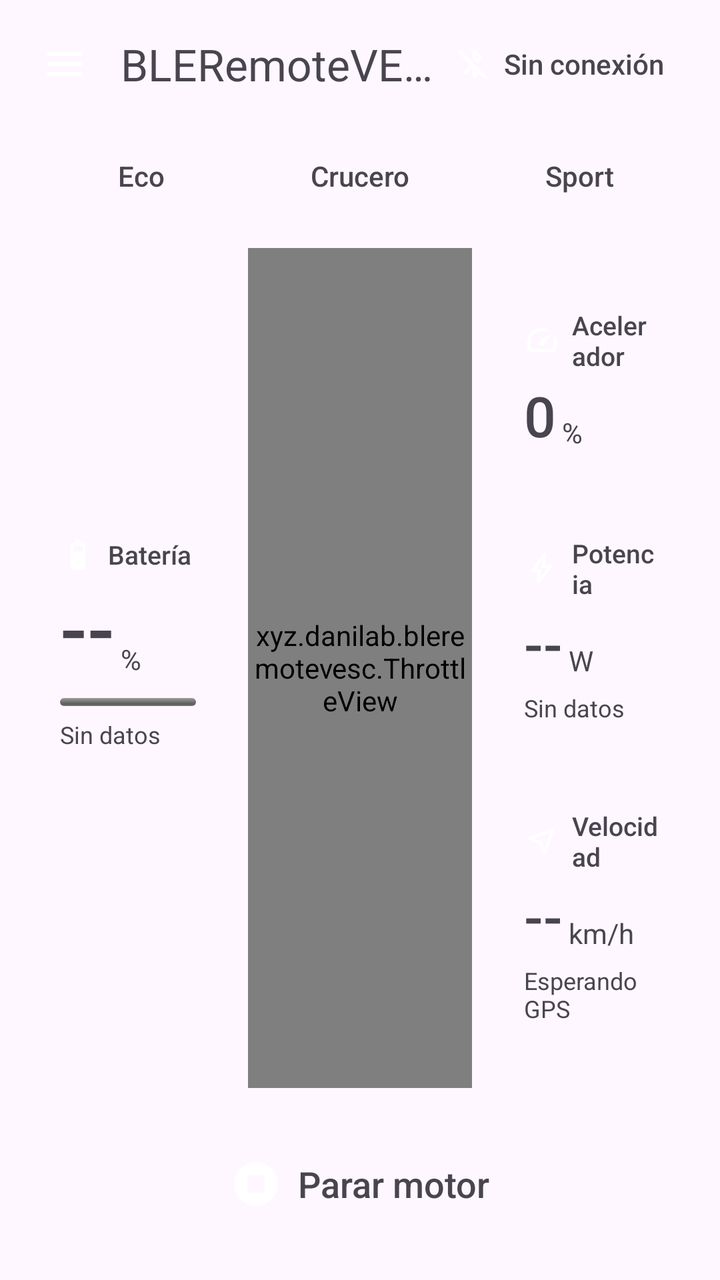
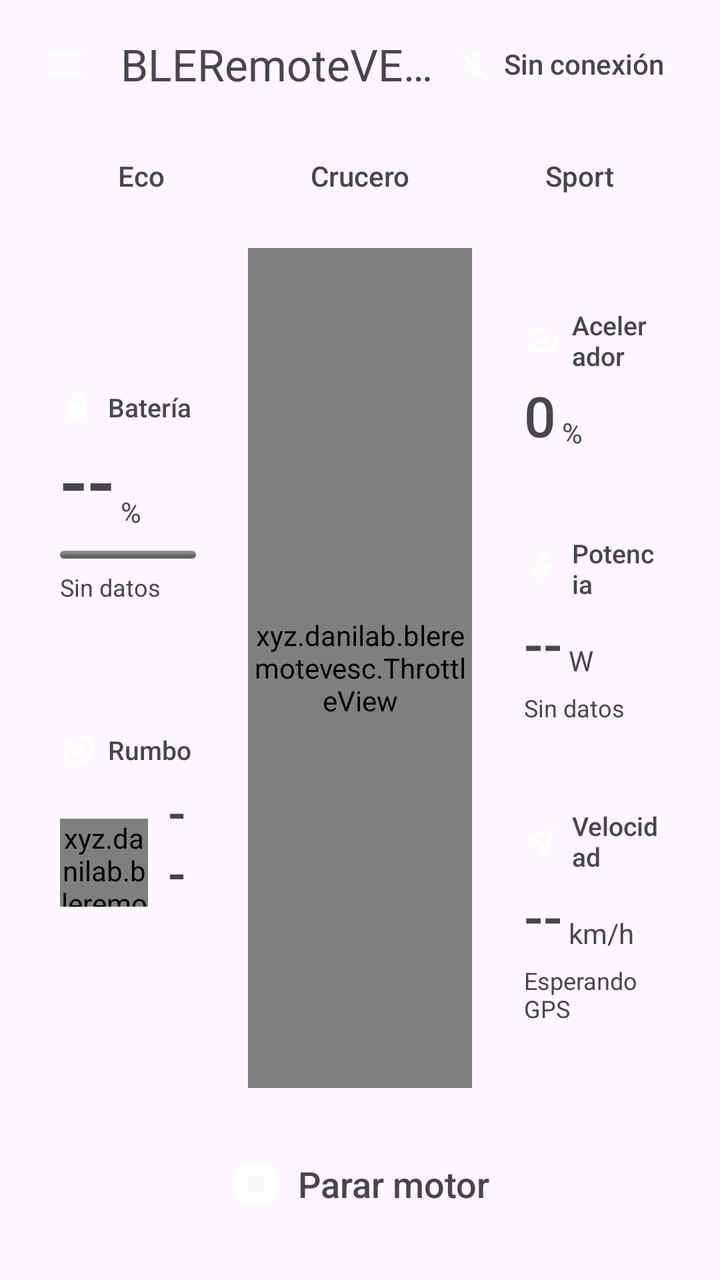

An Android layout rendered at two revisions. The XML below is the earlier revision; the diff shows what the commit changed to produce the second picture.
<!-- AndroidManifest.xml: application theme Theme.BLERemoteVESC -->
<!-- res/layout/activity_main.xml -->
<?xml version="1.0" encoding="utf-8"?>
<androidx.drawerlayout.widget.DrawerLayout
    xmlns:android="http://schemas.android.com/apk/res/android"
    xmlns:app="http://schemas.android.com/apk/res-auto"
    android:id="@+id/drawer"
    android:layout_width="match_parent"
    android:layout_height="match_parent">

    
    <LinearLayout
        android:id="@+id/root"
        android:layout_width="match_parent"
        android:layout_height="match_parent"
        android:orientation="vertical"
        android:paddingHorizontal="16dp">

        
        <LinearLayout android:layout_width="match_parent" android:layout_height="64dp"
            android:gravity="center_vertical" android:orientation="horizontal">
            <FrameLayout android:layout_width="48dp" android:layout_height="48dp" android:layout_marginStart="-8dp">
                <ImageView android:id="@+id/btnMenu" android:layout_width="48dp" android:layout_height="48dp"
                    android:contentDescription="Menú" android:padding="12dp" android:src="@drawable/ic_menu" />
                <View android:id="@+id/dotUpd" android:layout_width="8dp" android:layout_height="8dp"
                    android:layout_gravity="top|end" android:layout_margin="10dp" android:visibility="gone" />
            </FrameLayout>
            <TextView android:id="@+id/txtTitulo" android:layout_width="0dp" android:layout_height="wrap_content"
                android:layout_marginStart="4dp" android:layout_weight="1" android:ellipsize="end" android:maxLines="1"
                android:text="BLERemoteVESC" android:textSize="22sp" />
            <LinearLayout android:id="@+id/chipLink" android:layout_width="wrap_content" android:layout_height="32dp"
                android:gravity="center_vertical" android:orientation="horizontal" android:paddingStart="8dp" android:paddingEnd="12dp">
                <ImageView android:id="@+id/icLink" android:layout_width="18dp" android:layout_height="18dp"
                    android:layout_marginEnd="6dp" android:src="@drawable/ic_bt_off" android:importantForAccessibility="no" />
                <TextView android:id="@+id/txtLink" android:layout_width="wrap_content" android:layout_height="wrap_content"
                    android:text="Sin conexión" android:textSize="14sp" android:fontFamily="sans-serif-medium" />
            </LinearLayout>
        </LinearLayout>

        
        <LinearLayout android:id="@+id/modosPot" style="@style/Seg" android:layout_marginTop="4dp" android:layout_marginBottom="16dp">
            <TextView android:id="@+id/mpEco" style="@style/SegBtn" android:text="Eco" />
            <View android:id="@+id/mpDiv1" android:layout_width="1dp" android:layout_height="match_parent" />
            <TextView android:id="@+id/mpCrucero" style="@style/SegBtn" android:text="Crucero" />
            <View android:id="@+id/mpDiv2" android:layout_width="1dp" android:layout_height="match_parent" />
            <TextView android:id="@+id/mpSport" style="@style/SegBtn" android:text="Sport" />
        </LinearLayout>

        
        <LinearLayout android:layout_width="match_parent" android:layout_height="0dp" android:layout_weight="1"
            android:orientation="horizontal" android:paddingBottom="16dp">

            <LinearLayout android:layout_width="0dp" android:layout_height="match_parent" android:layout_weight="1"
                android:gravity="center_vertical" android:orientation="vertical">
                <LinearLayout android:id="@+id/cardBat" style="@style/Card">
                    <LinearLayout android:layout_width="match_parent" android:layout_height="wrap_content" android:gravity="center_vertical" android:orientation="horizontal">
                        <ImageView android:id="@+id/icBat" android:layout_width="18dp" android:layout_height="18dp" android:layout_marginEnd="6dp" android:src="@drawable/ic_battery" android:importantForAccessibility="no" />
                        <TextView android:id="@+id/lblBat" style="@style/CardLbl" android:text="Batería" />
                    </LinearLayout>
                    <LinearLayout android:layout_width="wrap_content" android:layout_height="wrap_content" android:orientation="horizontal">
                        <TextView android:id="@+id/txtBat" style="@style/Num" android:text="--" android:textSize="40sp" />
                        <TextView android:id="@+id/uBat" style="@style/Unit" android:text="%" />
                    </LinearLayout>
                    <ProgressBar android:id="@+id/barBat" style="@android:style/Widget.ProgressBar.Horizontal"
                        android:layout_width="match_parent" android:layout_height="4dp" android:layout_marginTop="10dp"
                        android:max="100" android:progress="0" />
                    <TextView android:id="@+id/txtVolt" style="@style/Sup" android:text="Sin datos" />
                    <TextView android:id="@+id/txtAutonomia" style="@style/Sup" android:text="" />
                </LinearLayout>
            </LinearLayout>

            <xyz.danilab.bleremotevesc.ThrottleView
                android:id="@+id/throttle"
                android:layout_width="112dp"
                android:layout_height="match_parent"
                android:layout_marginHorizontal="12dp" />

            <LinearLayout android:layout_width="0dp" android:layout_height="match_parent" android:layout_weight="1"
                android:gravity="center_vertical" android:orientation="vertical">
                <LinearLayout android:id="@+id/cardCmd" style="@style/Card">
                    <LinearLayout android:layout_width="match_parent" android:layout_height="wrap_content" android:gravity="center_vertical" android:orientation="horizontal">
                        <ImageView android:id="@+id/icCmd" android:layout_width="18dp" android:layout_height="18dp" android:layout_marginEnd="6dp" android:src="@drawable/ic_speed" android:importantForAccessibility="no" />
                        <TextView android:id="@+id/lblCmd" style="@style/CardLbl" android:text="Acelerador" />
                    </LinearLayout>
                    <LinearLayout android:layout_width="wrap_content" android:layout_height="wrap_content" android:orientation="horizontal">
                        <TextView android:id="@+id/txtCmd" style="@style/Num" android:text="0" android:textSize="28sp" />
                        <TextView android:id="@+id/uCmd" style="@style/Unit" android:text="%" />
                    </LinearLayout>
                </LinearLayout>
                <LinearLayout android:id="@+id/cardPow" style="@style/Card" android:layout_marginTop="12dp">
                    <LinearLayout android:layout_width="match_parent" android:layout_height="wrap_content" android:gravity="center_vertical" android:orientation="horizontal">
                        <ImageView android:id="@+id/icPow" android:layout_width="18dp" android:layout_height="18dp" android:layout_marginEnd="6dp" android:src="@drawable/ic_bolt" android:importantForAccessibility="no" />
                        <TextView android:id="@+id/lblPow" style="@style/CardLbl" android:text="Potencia" />
                    </LinearLayout>
                    <LinearLayout android:layout_width="wrap_content" android:layout_height="wrap_content" android:orientation="horizontal">
                        <TextView android:id="@+id/txtPow" style="@style/Num" android:text="--" android:textSize="28sp" />
                        <TextView android:id="@+id/uPow" style="@style/Unit" android:text="W" />
                    </LinearLayout>
                    <TextView android:id="@+id/txtAmpBat" style="@style/Sup" android:text="Sin datos" />
                </LinearLayout>
                <LinearLayout android:id="@+id/cardSpd" style="@style/Card" android:layout_marginTop="12dp">
                    <LinearLayout android:layout_width="match_parent" android:layout_height="wrap_content" android:gravity="center_vertical" android:orientation="horizontal">
                        <ImageView android:id="@+id/icSpd" android:layout_width="18dp" android:layout_height="18dp" android:layout_marginEnd="6dp" android:src="@drawable/ic_near_me" android:importantForAccessibility="no" />
                        <TextView android:id="@+id/lblSpd" style="@style/CardLbl" android:text="Velocidad" />
                    </LinearLayout>
                    <LinearLayout android:layout_width="wrap_content" android:layout_height="wrap_content" android:orientation="horizontal">
                        <TextView android:id="@+id/txtVelocidad" style="@style/Num" android:text="--" android:textSize="28sp" />
                        <TextView android:id="@+id/uSpd" style="@style/Unit" android:text="km/h" />
                    </LinearLayout>
                    <TextView android:id="@+id/txtFixGps" style="@style/Sup" android:text="Esperando GPS" />
                </LinearLayout>
            </LinearLayout>
        </LinearLayout>

        
        <LinearLayout android:id="@+id/btnParada" android:layout_width="match_parent" android:layout_height="64dp"
            android:layout_marginBottom="16dp" android:gravity="center" android:orientation="horizontal"
            android:clickable="true" android:focusable="true" android:contentDescription="Parar motor">
            <ImageView android:id="@+id/icStop" android:layout_width="26dp" android:layout_height="26dp"
                android:layout_marginEnd="8dp" android:src="@drawable/ic_stop" android:importantForAccessibility="no" />
            <TextView android:id="@+id/txtStop" android:layout_width="wrap_content" android:layout_height="wrap_content"
                android:fontFamily="sans-serif-medium" android:text="Parar motor" android:textSize="18sp" />
        </LinearLayout>
    </LinearLayout>

    
    <ScrollView android:id="@+id/panel" android:layout_width="340dp" android:layout_height="match_parent" android:layout_gravity="start">
        <LinearLayout android:layout_width="match_parent" android:layout_height="wrap_content" android:orientation="vertical"
            android:paddingHorizontal="12dp" android:paddingTop="16dp" android:paddingBottom="28dp">

            <LinearLayout android:layout_width="match_parent" android:layout_height="wrap_content" android:gravity="center_vertical"
                android:orientation="horizontal" android:padding="12dp">
                <ImageView android:id="@+id/pIcon" android:layout_width="40dp" android:layout_height="40dp"
                    android:layout_marginEnd="12dp" android:contentDescription="BLERemoteVESC" android:src="@mipmap/ic_launcher" />
                <LinearLayout android:layout_width="wrap_content" android:layout_height="wrap_content" android:orientation="vertical">
                    <TextView android:id="@+id/pTitle" android:layout_width="wrap_content" android:layout_height="wrap_content"
                        android:fontFamily="sans-serif-medium" android:text="BLERemoteVESC" android:textSize="18sp" />
                    <TextView android:id="@+id/pVersion" android:layout_width="wrap_content" android:layout_height="wrap_content" android:textSize="13sp" />
                </LinearLayout>
            </LinearLayout>

            
            <LinearLayout android:id="@+id/cardConn" android:layout_width="match_parent" android:layout_height="wrap_content"
                android:layout_marginHorizontal="4dp" android:layout_marginBottom="12dp" android:orientation="vertical" android:padding="16dp">
                <LinearLayout android:layout_width="match_parent" android:layout_height="wrap_content" android:gravity="center_vertical"
                    android:orientation="horizontal" android:layout_marginBottom="12dp">
                    <ImageView android:id="@+id/icConn" android:layout_width="24dp" android:layout_height="24dp"
                        android:layout_marginEnd="12dp" android:src="@drawable/ic_bt_off" android:importantForAccessibility="no" />
                    <TextView android:id="@+id/txtEstado" android:layout_width="0dp" android:layout_height="wrap_content"
                        android:layout_weight="1" android:text="Desconectado" android:textSize="16sp" />
                </LinearLayout>
                <TextView android:id="@+id/btnConectar" style="@style/Btn" android:layout_marginTop="0dp" android:text="Conectar" />
                <com.google.android.material.materialswitch.MaterialSwitch android:id="@+id/swPitido"
                    android:layout_width="match_parent" android:layout_height="wrap_content" android:minHeight="48dp"
                    android:text="Pitido del motor al conectar" android:textSize="14sp" />
            </LinearLayout>

            <LinearLayout android:id="@+id/hApariencia" style="@style/Item">
                <ImageView android:id="@+id/iApariencia" style="@style/ItemIcon" android:src="@drawable/ic_palette" />
                <LinearLayout android:layout_width="0dp" android:layout_height="wrap_content" android:layout_weight="1" android:orientation="vertical">
                    <TextView android:id="@+id/tApariencia" style="@style/ItemTitle" android:text="Apariencia" />
                    <TextView android:id="@+id/uApariencia" style="@style/ItemSub" android:text="Claro, oscuro o AMOLED" />
                </LinearLayout>
                <ImageView android:id="@+id/cApariencia" android:layout_width="24dp" android:layout_height="24dp" android:src="@drawable/ic_expand" android:importantForAccessibility="no" />
            </LinearLayout>
            <LinearLayout android:id="@+id/bApariencia" android:layout_width="match_parent" android:layout_height="wrap_content"
                android:orientation="vertical" android:paddingStart="56dp" android:paddingEnd="16dp" android:paddingBottom="12dp" android:visibility="gone">
                <LinearLayout android:id="@+id/seg" style="@style/Seg">
                    <TextView android:id="@+id/mClaro" style="@style/SegBtn" android:text="Claro" />
                    <View android:id="@+id/segDiv1" android:layout_width="1dp" android:layout_height="match_parent" />
                    <TextView android:id="@+id/mOscuro" style="@style/SegBtn" android:text="Oscuro" />
                    <View android:id="@+id/segDiv2" android:layout_width="1dp" android:layout_height="match_parent" />
                    <TextView android:id="@+id/mAmoled" style="@style/SegBtn" android:text="AMOLED" />
                </LinearLayout>
            </LinearLayout>

            <LinearLayout android:id="@+id/hAcelerador" style="@style/Item">
                <ImageView android:id="@+id/iAcelerador" style="@style/ItemIcon" android:src="@drawable/ic_tune" />
                <LinearLayout android:layout_width="0dp" android:layout_height="wrap_content" android:layout_weight="1" android:orientation="vertical">
                    <TextView android:id="@+id/tAcelerador" style="@style/ItemTitle" android:text="Acelerador" />
                    <TextView android:id="@+id/uAcelerador" style="@style/ItemSub" android:text="Tope, suavizado y curva" />
                </LinearLayout>
                <ImageView android:id="@+id/cAcelerador" android:layout_width="24dp" android:layout_height="24dp" android:src="@drawable/ic_expand" android:importantForAccessibility="no" />
            </LinearLayout>
            <LinearLayout android:id="@+id/bAcelerador" android:layout_width="match_parent" android:layout_height="wrap_content"
                android:orientation="vertical" android:paddingStart="56dp" android:paddingEnd="16dp" android:paddingBottom="12dp" android:visibility="gone">
                <TextView android:id="@+id/rModoHint" style="@style/Hint" android:text="El tope y el suavizado son del modo activo." />
                <TextView android:id="@+id/rMax" style="@style/Row" />
                <com.google.android.material.slider.Slider android:id="@+id/sMax" android:layout_width="match_parent"
                    android:layout_height="wrap_content" android:valueFrom="5" android:valueTo="50" android:stepSize="1"
                    android:value="12" app:labelBehavior="gone" />
                <TextView android:id="@+id/rRamp" style="@style/Row" />
                <com.google.android.material.slider.Slider android:id="@+id/sRamp" android:layout_width="match_parent"
                    android:layout_height="wrap_content" android:valueFrom="1" android:valueTo="20" android:stepSize="1"
                    android:value="10" app:labelBehavior="gone" />
                <TextView android:id="@+id/rRampHint" style="@style/Hint" android:text="Tiempo de 0 a 100 % aunque lleves la palanca al tope de golpe. Soltar gas siempre es inmediato." />
                <TextView android:id="@+id/rMin" style="@style/Row" />
                <com.google.android.material.slider.Slider android:id="@+id/sMin" android:layout_width="match_parent"
                    android:layout_height="wrap_content" android:valueFrom="0" android:valueTo="6" android:stepSize="0.5"
                    android:value="1.5" app:labelBehavior="gone" />
                <TextView android:id="@+id/rExp" style="@style/Row" />
                <com.google.android.material.slider.Slider android:id="@+id/sExp" android:layout_width="match_parent"
                    android:layout_height="wrap_content" android:valueFrom="1" android:valueTo="3" android:stepSize="0.1"
                    android:value="2" app:labelBehavior="gone" />
                <TextView android:id="@+id/rDz" style="@style/Row" />
                <com.google.android.material.slider.Slider android:id="@+id/sDz" android:layout_width="match_parent"
                    android:layout_height="wrap_content" android:valueFrom="2" android:valueTo="20" android:stepSize="1"
                    android:value="8" app:labelBehavior="gone" />
            </LinearLayout>

            <LinearLayout android:id="@+id/hBateria" style="@style/Item">
                <ImageView android:id="@+id/iBateria" style="@style/ItemIcon" android:src="@drawable/ic_battery_charging" />
                <LinearLayout android:layout_width="0dp" android:layout_height="wrap_content" android:layout_weight="1" android:orientation="vertical">
                    <TextView android:id="@+id/tBateria" style="@style/ItemTitle" android:text="Batería" />
                    <TextView android:id="@+id/uBateria" style="@style/ItemSub" android:text="Corrección de tensión" />
                </LinearLayout>
                <ImageView android:id="@+id/cBateria" android:layout_width="24dp" android:layout_height="24dp" android:src="@drawable/ic_expand" android:importantForAccessibility="no" />
            </LinearLayout>
            <LinearLayout android:id="@+id/bBateria" android:layout_width="match_parent" android:layout_height="wrap_content"
                android:orientation="vertical" android:paddingStart="56dp" android:paddingEnd="16dp" android:paddingBottom="12dp" android:visibility="gone">
                <TextView android:id="@+id/rVoff" style="@style/Row" />
                <com.google.android.material.slider.Slider android:id="@+id/sVoff" android:layout_width="match_parent"
                    android:layout_height="wrap_content" android:valueFrom="-1.5" android:valueTo="1.5" android:stepSize="0.1"
                    android:value="0" app:labelBehavior="gone" />
                <TextView android:id="@+id/rVoffHint" style="@style/Hint" android:text="Ajústala hasta que coincida con la tensión que marca la app de la BMS." />
            </LinearLayout>

            <LinearLayout android:id="@+id/hAhorro" style="@style/Item">
                <ImageView android:id="@+id/iAhorro" style="@style/ItemIcon" android:src="@drawable/ic_leaf" />
                <LinearLayout android:layout_width="0dp" android:layout_height="wrap_content" android:layout_weight="1" android:orientation="vertical">
                    <TextView android:id="@+id/tAhorro" style="@style/ItemTitle" android:text="Ahorro de batería" />
                    <TextView android:id="@+id/uAhorro" style="@style/ItemSub" android:text="Pantalla y GPS" />
                </LinearLayout>
                <ImageView android:id="@+id/cAhorro" android:layout_width="24dp" android:layout_height="24dp" android:src="@drawable/ic_expand" android:importantForAccessibility="no" />
            </LinearLayout>
            <LinearLayout android:id="@+id/bAhorro" android:layout_width="match_parent" android:layout_height="wrap_content"
                android:orientation="vertical" android:paddingStart="56dp" android:paddingEnd="16dp" android:paddingBottom="12dp" android:visibility="gone">
                <com.google.android.material.materialswitch.MaterialSwitch android:id="@+id/swAtenuar"
                    android:layout_width="match_parent" android:layout_height="wrap_content" android:minHeight="48dp"
                    android:text="Atenuar pantalla tras 30 s" android:textSize="14sp" />
                <com.google.android.material.materialswitch.MaterialSwitch android:id="@+id/swGps"
                    android:layout_width="match_parent" android:layout_height="wrap_content" android:minHeight="48dp"
                    android:text="Velocidad por GPS" android:textSize="14sp" />
                <TextView android:id="@+id/rEnergiaHint" style="@style/Hint" android:text="El GPS es lo que más gasta después de la pantalla." />
            </LinearLayout>

            <LinearLayout android:id="@+id/hSeguridad" style="@style/Item">
                <ImageView android:id="@+id/iSeguridad" style="@style/ItemIcon" android:src="@drawable/ic_shield" />
                <LinearLayout android:layout_width="0dp" android:layout_height="wrap_content" android:layout_weight="1" android:orientation="vertical">
                    <TextView android:id="@+id/tSeguridad" style="@style/ItemTitle" android:text="Seguridad" />
                    <TextView android:id="@+id/uSeguridad" style="@style/ItemSub" android:text="Cortes automáticos" />
                </LinearLayout>
                <ImageView android:id="@+id/cSeguridad" android:layout_width="24dp" android:layout_height="24dp" android:src="@drawable/ic_expand" android:importantForAccessibility="no" />
            </LinearLayout>
            <LinearLayout android:id="@+id/bSeguridad" android:layout_width="match_parent" android:layout_height="wrap_content"
                android:orientation="vertical" android:paddingStart="56dp" android:paddingEnd="16dp" android:paddingBottom="12dp" android:visibility="gone">
                <TextView android:id="@+id/rSeg1" style="@style/Hint" android:text="Corte al perder enlace: 1,0 s (lo hace el VESC)." />
                <com.google.android.material.materialswitch.MaterialSwitch android:id="@+id/swCorte"
                    android:layout_width="match_parent" android:layout_height="wrap_content" android:minHeight="48dp"
                    android:text="Parar el motor al salir de la app" android:textSize="14sp" />
                <TextView android:id="@+id/rCorteHint" style="@style/Hint" android:text="" />
            </LinearLayout>

            <LinearLayout android:id="@+id/hUpd" style="@style/Item">
                <ImageView android:id="@+id/iUpd" style="@style/ItemIcon" android:src="@drawable/ic_update" />
                <LinearLayout android:layout_width="0dp" android:layout_height="wrap_content" android:layout_weight="1" android:orientation="vertical">
                    <TextView android:id="@+id/tUpd" style="@style/ItemTitle" android:text="Actualizaciones" />
                    <TextView android:id="@+id/uUpd" style="@style/ItemSub" android:text="Buscar nuevas versiones" />
                </LinearLayout>
                <ImageView android:id="@+id/cUpd" android:layout_width="24dp" android:layout_height="24dp" android:src="@drawable/ic_expand" android:importantForAccessibility="no" />
            </LinearLayout>
            <LinearLayout android:id="@+id/bUpd" android:layout_width="match_parent" android:layout_height="wrap_content"
                android:orientation="vertical" android:paddingStart="56dp" android:paddingEnd="16dp" android:paddingBottom="12dp" android:visibility="gone">
                <TextView android:id="@+id/txtUpd" style="@style/Hint" android:text="Versión instalada" />
                <com.google.android.material.materialswitch.MaterialSwitch android:id="@+id/swAutoUpd"
                    android:layout_width="match_parent" android:layout_height="wrap_content" android:minHeight="48dp"
                    android:text="Buscar al abrir (cada 12 h)" android:textSize="14sp" />
                <TextView android:id="@+id/btnBuscarUpd" style="@style/Btn" android:text="Buscar actualizaciones" android:visibility="visible" />
                <TextView android:id="@+id/btnInstalarUpd" style="@style/Btn" android:text="Actualizar" android:visibility="gone" />
            </LinearLayout>

            <LinearLayout android:id="@+id/hAcerca" style="@style/Item">
                <ImageView android:id="@+id/iAcerca" style="@style/ItemIcon" android:src="@drawable/ic_info" />
                <LinearLayout android:layout_width="0dp" android:layout_height="wrap_content" android:layout_weight="1" android:orientation="vertical">
                    <TextView android:id="@+id/tAcerca" style="@style/ItemTitle" android:text="Acerca de" />
                    <TextView android:id="@+id/uAcerca" style="@style/ItemSub" android:text="Daniel Acevedo" />
                </LinearLayout>
                <ImageView android:id="@+id/cAcerca" android:layout_width="24dp" android:layout_height="24dp" android:src="@drawable/ic_expand" android:importantForAccessibility="no" />
            </LinearLayout>
            <LinearLayout android:id="@+id/bAcerca" android:layout_width="match_parent" android:layout_height="wrap_content"
                android:orientation="vertical" android:paddingStart="56dp" android:paddingEnd="16dp" android:paddingBottom="12dp" android:visibility="gone">
                <TextView android:id="@+id/aNombre" style="@style/Row" android:text="BLERemoteVESC" android:textStyle="bold" />
                <TextView android:id="@+id/aDesc" style="@style/Hint" android:text="Mando Bluetooth para motores con controlador VESC, pensado para patos de pesca." />
                <TextView android:id="@+id/aAutor" style="@style/Row" android:layout_marginTop="10dp" android:text="Creado por Daniel Acevedo" />
                <TextView android:id="@+id/aWeb" style="@style/Row" android:minHeight="40dp" android:gravity="center_vertical" android:text="danilab.xyz" />
                <TextView android:id="@+id/aRepo" style="@style/Row" android:minHeight="40dp" android:gravity="center_vertical" android:text="github.com/Danii204/BLERemoteVESC" />
                <TextView android:id="@+id/aLic" style="@style/Hint" android:text="Software libre bajo licencia GPL-3.0. No recoge ni envía datos; solo consulta GitHub para buscar actualizaciones." />
            </LinearLayout>
        </LinearLayout>
    </ScrollView>
</androidx.drawerlayout.widget.DrawerLayout>
<!-- resources referenced by this layout -->
<resources>
  <!-- mipmap ic_launcher (mipmap-anydpi-v26) -->
  <?xml version="1.0" encoding="utf-8"?>
  <adaptive-icon xmlns:android="http://schemas.android.com/apk/res/android">
      <background android:drawable="@color/ic_launcher_background" />
      <foreground android:drawable="@drawable/ic_launcher_foreground" />
      <monochrome android:drawable="@drawable/ic_launcher_monochrome" />
  </adaptive-icon>
  <style name="Card">
          <item name="android:layout_width">match_parent</item>
          <item name="android:layout_height">wrap_content</item>
          <item name="android:orientation">vertical</item>
          <item name="android:paddingStart">14dp</item>
          <item name="android:paddingEnd">14dp</item>
          <item name="android:paddingTop">14dp</item>
          <item name="android:paddingBottom">16dp</item>
      </style>
  <style name="CardLbl">
          <item name="android:layout_width">wrap_content</item>
          <item name="android:layout_height">wrap_content</item>
          <item name="android:fontFamily">sans-serif-medium</item>
          <item name="android:textSize">13sp</item>
      </style>
  <style name="Hint">
          <item name="android:layout_width">match_parent</item>
          <item name="android:layout_height">wrap_content</item>
          <item name="android:layout_marginTop">6dp</item>
          <item name="android:lineSpacingMultiplier">1.15</item>
          <item name="android:textSize">12sp</item>
      </style>
  <style name="ItemIcon">
          <item name="android:layout_width">24dp</item>
          <item name="android:layout_height">24dp</item>
          <item name="android:layout_marginEnd">16dp</item>
          <item name="android:importantForAccessibility">no</item>
      </style>
  <style name="ItemSub">
          <item name="android:layout_width">wrap_content</item>
          <item name="android:layout_height">wrap_content</item>
          <item name="android:textSize">13sp</item>
      </style>
  <style name="ItemTitle">
          <item name="android:layout_width">wrap_content</item>
          <item name="android:layout_height">wrap_content</item>
          <item name="android:textSize">16sp</item>
      </style>
  <style name="Num">
          <item name="android:layout_width">wrap_content</item>
          <item name="android:layout_height">wrap_content</item>
          <item name="android:layout_marginTop">6dp</item>
          <item name="android:fontFamily">sans-serif-medium</item>
          <item name="android:fontFeatureSettings">tnum</item>
          <item name="android:includeFontPadding">false</item>
      </style>
  <style name="Row">
          <item name="android:layout_width">match_parent</item>
          <item name="android:layout_height">wrap_content</item>
          <item name="android:layout_marginTop">8dp</item>
          <item name="android:textSize">14sp</item>
      </style>
  <style name="Seg">
          <item name="android:layout_width">match_parent</item>
          <item name="android:layout_height">40dp</item>
          <item name="android:orientation">horizontal</item>
      </style>
  <style name="Sup">
          <item name="android:layout_width">match_parent</item>
          <item name="android:layout_height">wrap_content</item>
          <item name="android:layout_marginTop">6dp</item>
          <item name="android:fontFeatureSettings">tnum</item>
          <item name="android:textSize">12sp</item>
      </style>
  <style name="Unit">
          <item name="android:layout_width">wrap_content</item>
          <item name="android:layout_height">wrap_content</item>
          <item name="android:layout_gravity">bottom</item>
          <item name="android:layout_marginStart">3dp</item>
          <item name="android:textSize">14sp</item>
      </style>
  <style name="Theme.BLERemoteVESC" parent="Theme.Material3.DayNight.NoActionBar" />
  <color name="ic_launcher_background">#D3E3FD</color>
</resources>

<!-- the commit's change to res/layout/activity_main.xml (unified diff, before → after) -->
@@ -64,6 +64,21 @@
                         android:max="100" android:progress="0" />
                     <TextView android:id="@+id/txtVolt" style="@style/Sup" android:text="Sin datos" />
                     <TextView android:id="@+id/txtAutonomia" style="@style/Sup" android:text="" />
+                </LinearLayout>
+                <LinearLayout android:id="@+id/cardRumbo" style="@style/Card" android:layout_marginTop="12dp">
+                    <LinearLayout android:layout_width="match_parent" android:layout_height="wrap_content" android:gravity="center_vertical" android:orientation="horizontal">
+                        <ImageView android:id="@+id/icRumbo" android:layout_width="18dp" android:layout_height="18dp" android:layout_marginEnd="6dp" android:src="@drawable/ic_explore" android:importantForAccessibility="no" />
+                        <TextView android:id="@+id/lblRumbo" style="@style/CardLbl" android:text="Rumbo" />
+                    </LinearLayout>
+                    <LinearLayout android:layout_width="match_parent" android:layout_height="wrap_content" android:layout_marginTop="8dp"
+                        android:gravity="center_vertical" android:orientation="horizontal">
+                        <xyz.danilab.bleremotevesc.CompassView android:id="@+id/compass" android:layout_width="44dp" android:layout_height="44dp"
+                            android:layout_marginEnd="10dp" />
+                        <LinearLayout android:layout_width="0dp" android:layout_height="wrap_content" android:layout_weight="1" android:orientation="vertical">
+                            <TextView android:id="@+id/txtRumbo" style="@style/Num" android:layout_marginTop="0dp" android:text="--" android:textSize="26sp" />
+                            <TextView android:id="@+id/txtRumboSub" style="@style/Sup" android:layout_marginTop="2dp" android:text="" />
+                        </LinearLayout>
+                    </LinearLayout>
                 </LinearLayout>
             </LinearLayout>
 
